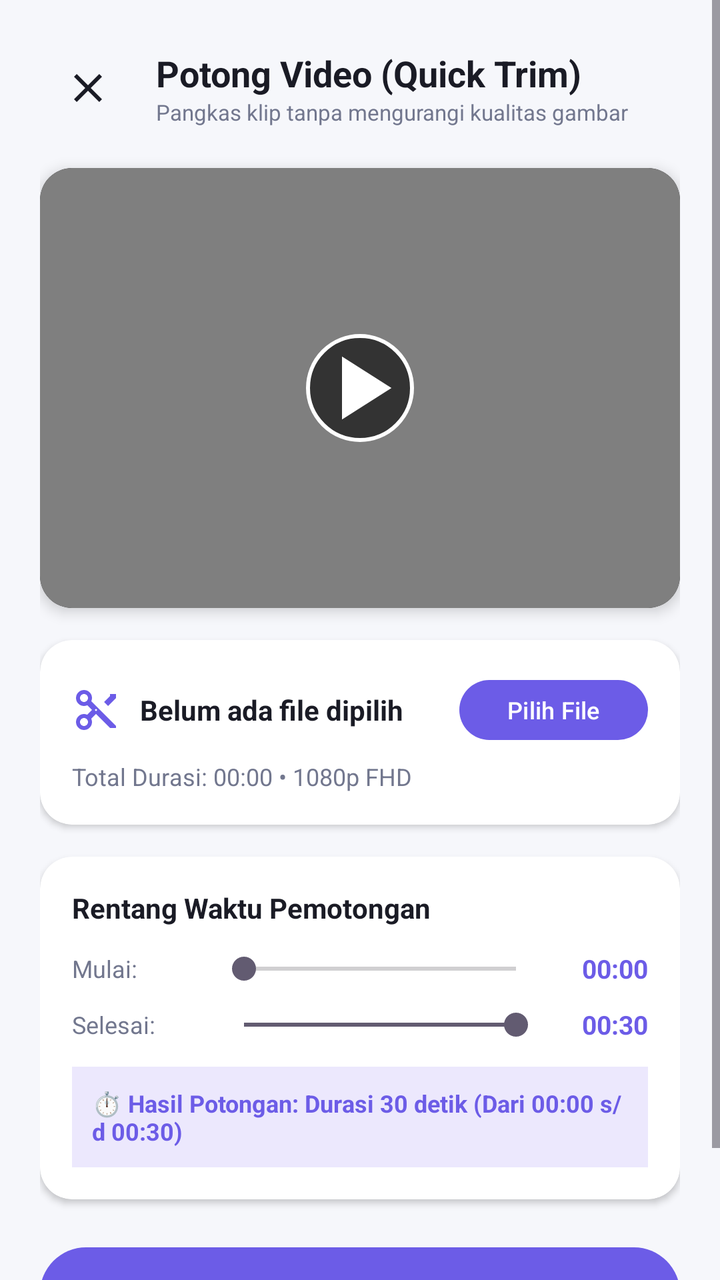
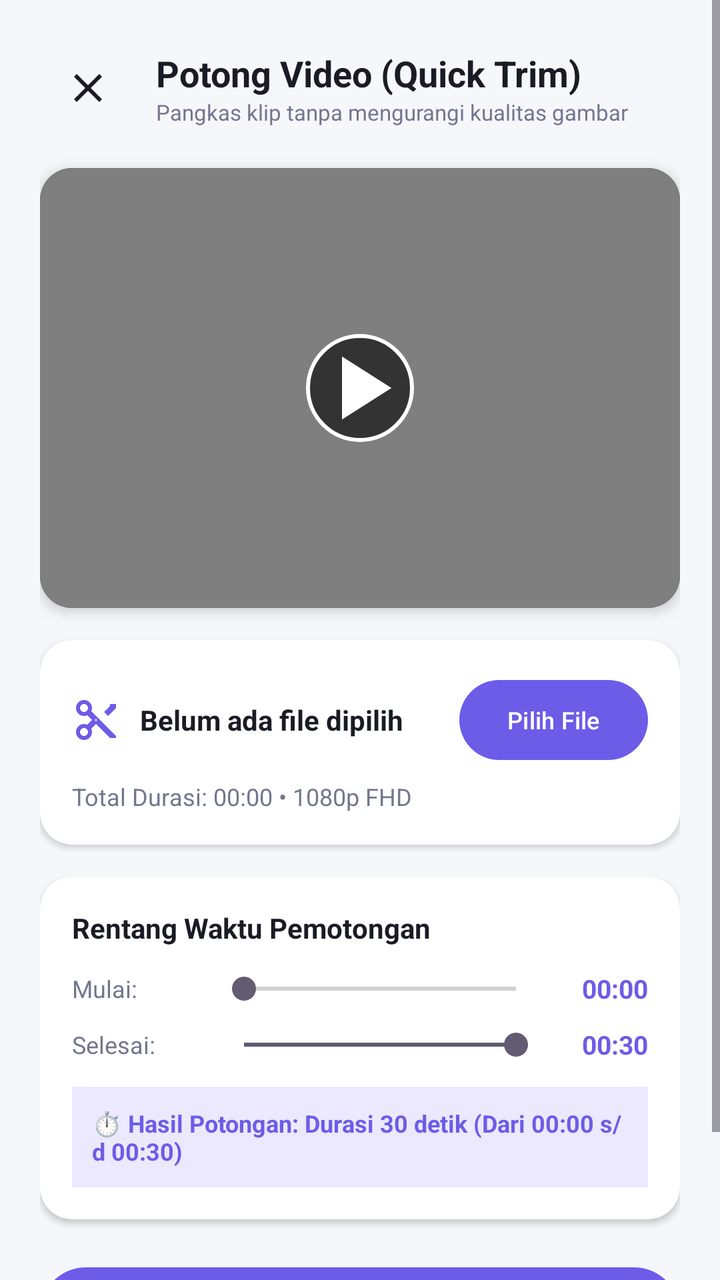

Before-and-after screenshots of an Android layout around one commit, followed by the original layout XML and the change that was made.
<!-- AndroidManifest.xml: application theme Theme.RekaminDulu -->
<!-- res/layout/trim_screen.xml -->
<?xml version="1.0" encoding="utf-8"?>
<ScrollView xmlns:android="http://schemas.android.com/apk/res/android"
    xmlns:app="http://schemas.android.com/apk/res-auto"
    android:layout_width="match_parent"
    android:layout_height="match_parent"
    android:background="@color/colorBackground"
    android:fillViewport="true">

    <LinearLayout
        android:layout_width="match_parent"
        android:layout_height="wrap_content"
        android:orientation="vertical"
        android:padding="20dp">

        
        <RelativeLayout
            android:layout_width="match_parent"
            android:layout_height="wrap_content"
            android:layout_marginBottom="16dp">

            <ImageView
                android:id="@+id/btn_back_trim"
                android:layout_width="48dp"
                android:layout_height="48dp"
                android:layout_alignParentStart="true"
                android:layout_centerVertical="true"
                android:background="?attr/selectableItemBackgroundBorderless"
                android:contentDescription="Kembali"
                android:padding="12dp"
                android:src="@drawable/ic_close"
                app:tint="@color/textTitle" />

            <LinearLayout
                android:layout_width="wrap_content"
                android:layout_height="wrap_content"
                android:layout_centerVertical="true"
                android:layout_marginStart="10dp"
                android:layout_toEndOf="@id/btn_back_trim"
                android:orientation="vertical">

                <TextView
                    android:layout_width="wrap_content"
                    android:layout_height="wrap_content"
                    android:text="Potong Video (Quick Trim)"
                    android:textColor="@color/textTitle"
                    android:textSize="18sp"
                    android:textStyle="bold" />

                <TextView
                    android:layout_width="wrap_content"
                    android:layout_height="wrap_content"
                    android:text="Pangkas klip tanpa mengurangi kualitas gambar"
                    android:textColor="@color/textCaption"
                    android:textSize="11sp" />
            </LinearLayout>
        </RelativeLayout>

        
        <androidx.cardview.widget.CardView
            android:layout_width="match_parent"
            android:layout_height="220dp"
            android:layout_marginBottom="16dp"
            app:cardBackgroundColor="#000000"
            app:cardCornerRadius="16dp"
            app:cardElevation="4dp">

            <FrameLayout
                android:layout_width="match_parent"
                android:layout_height="match_parent">

                <VideoView
                    android:id="@+id/trim_video_view"
                    android:layout_width="match_parent"
                    android:layout_height="match_parent"
                    android:layout_gravity="center" />

                
                <ImageView
                    android:id="@+id/btn_preview_play"
                    android:layout_width="54dp"
                    android:layout_height="54dp"
                    android:layout_gravity="center"
                    android:background="@drawable/ic_play_circle_bg"
                    android:contentDescription="Putar Preview"
                    android:src="@drawable/ic_play_arrow" />


                
                <LinearLayout
                    android:id="@+id/layout_no_video_placeholder"
                    android:layout_width="match_parent"
                    android:layout_height="match_parent"
                    android:gravity="center"
                    android:orientation="vertical"
                    android:visibility="gone">

                    <ImageView
                        android:layout_width="48dp"
                        android:layout_height="48dp"
                        android:src="@drawable/ic_video_placeholder" />

                    <TextView
                        android:layout_width="wrap_content"
                        android:layout_height="wrap_content"
                        android:layout_marginTop="8dp"
                        android:text="Pilih rekaman untuk dipotong"
                        android:textColor="#FFFFFF"
                        android:textSize="13sp" />
                </LinearLayout>
            </FrameLayout>
        </androidx.cardview.widget.CardView>

        
        <androidx.cardview.widget.CardView
            android:layout_width="match_parent"
            android:layout_height="wrap_content"
            android:layout_marginBottom="16dp"
            app:cardBackgroundColor="@color/colorSurface"
            app:cardCornerRadius="16dp"
            app:cardElevation="2dp">

            <LinearLayout
                android:layout_width="match_parent"
                android:layout_height="wrap_content"
                android:orientation="vertical"
                android:padding="16dp">

                <LinearLayout
                    android:layout_width="match_parent"
                    android:layout_height="wrap_content"
                    android:gravity="center_vertical"
                    android:orientation="horizontal">

                    <ImageView
                        android:layout_width="24dp"
                        android:layout_height="24dp"
                        android:src="@drawable/ic_trim" />

                    <TextView
                        android:id="@+id/text_selected_file_name"
                        android:layout_width="0dp"
                        android:layout_height="wrap_content"
                        android:layout_marginStart="10dp"
                        android:layout_weight="1"
                        android:ellipsize="middle"
                        android:singleLine="true"
                        android:text="Belum ada file dipilih"
                        android:textColor="@color/textTitle"
                        android:textSize="14sp"
                        android:textStyle="bold" />

                    <Button
                        android:id="@+id/btn_browse"
                        android:layout_width="wrap_content"
                        android:layout_height="38dp"
                        android:text="Pilih File"
                        android:textColor="@color/colorOnPrimary"
                        android:textSize="12sp"
                        app:backgroundTint="@color/colorPrimary" />
                </LinearLayout>

                <TextView
                    android:id="@+id/text_video_duration_info"
                    android:layout_width="wrap_content"
                    android:layout_height="wrap_content"
                    android:layout_marginTop="6dp"
                    android:text="Total Durasi: 00:00 • 1080p FHD"
                    android:textColor="@color/textCaption"
                    android:textSize="12sp" />
            </LinearLayout>
        </androidx.cardview.widget.CardView>

        
        <androidx.cardview.widget.CardView
            android:layout_width="match_parent"
            android:layout_height="wrap_content"
            android:layout_marginBottom="20dp"
            app:cardBackgroundColor="@color/colorSurface"
            app:cardCornerRadius="16dp"
            app:cardElevation="2dp">

            <LinearLayout
                android:layout_width="match_parent"
                android:layout_height="wrap_content"
                android:orientation="vertical"
                android:padding="16dp">

                <TextView
                    android:layout_width="wrap_content"
                    android:layout_height="wrap_content"
                    android:text="Rentang Waktu Pemotongan"
                    android:textColor="@color/textTitle"
                    android:textSize="14sp"
                    android:textStyle="bold" />

                
                <LinearLayout
                    android:layout_width="match_parent"
                    android:layout_height="wrap_content"
                    android:layout_marginTop="12dp"
                    android:gravity="center_vertical"
                    android:orientation="horizontal">

                    <TextView
                        android:layout_width="70dp"
                        android:layout_height="wrap_content"
                        android:text="Mulai:"
                        android:textColor="@color/textCaption"
                        android:textSize="12sp" />

                    <SeekBar
                        android:id="@+id/seek_start_time"
                        android:layout_width="0dp"
                        android:layout_height="wrap_content"
                        android:layout_weight="1"
                        android:progress="0" />

                    <TextView
                        android:id="@+id/text_start_time_val"
                        android:layout_width="50dp"
                        android:layout_height="wrap_content"
                        android:gravity="end"
                        android:text="00:00"
                        android:textColor="@color/colorPrimary"
                        android:textSize="13sp"
                        android:textStyle="bold" />
                </LinearLayout>

                
                <LinearLayout
                    android:layout_width="match_parent"
                    android:layout_height="wrap_content"
                    android:layout_marginTop="10dp"
                    android:gravity="center_vertical"
                    android:orientation="horizontal">

                    <TextView
                        android:layout_width="70dp"
                        android:layout_height="wrap_content"
                        android:text="Selesai:"
                        android:textColor="@color/textCaption"
                        android:textSize="12sp" />

                    <SeekBar
                        android:id="@+id/seek_end_time"
                        android:layout_width="0dp"
                        android:layout_height="wrap_content"
                        android:layout_weight="1"
                        android:progress="100" />

                    <TextView
                        android:id="@+id/text_end_time_val"
                        android:layout_width="50dp"
                        android:layout_height="wrap_content"
                        android:gravity="end"
                        android:text="00:30"
                        android:textColor="@color/colorPrimary"
                        android:textSize="13sp"
                        android:textStyle="bold" />
                </LinearLayout>

                
                <TextView
                    android:id="@+id/text_trim_summary"
                    android:layout_width="match_parent"
                    android:layout_height="wrap_content"
                    android:layout_marginTop="12dp"
                    android:background="@color/colorPrimaryContainer"
                    android:padding="10dp"
                    android:text="⏱️ Hasil Potongan: Durasi 30 detik (Dari 00:00 s/d 00:30)"
                    android:textColor="@color/colorPrimary"
                    android:textSize="12sp"
                    android:textStyle="bold" />

            </LinearLayout>
        </androidx.cardview.widget.CardView>

        
        <ProgressBar
            android:id="@+id/trim_progress_bar"
            style="?android:attr/progressBarStyleHorizontal"
            android:layout_width="match_parent"
            android:layout_height="12dp"
            android:layout_marginBottom="12dp"
            android:visibility="gone" />

        
        <Button
            android:id="@+id/btn_apply_trim"
            android:layout_width="match_parent"
            android:layout_height="54dp"
            android:layout_marginBottom="20dp"
            android:text="PANGKAS &amp; SIMPAN SEKARANG"
            android:textColor="@color/colorOnPrimary"
            android:textSize="15sp"
            android:textStyle="bold"
            app:backgroundTint="@color/colorPrimary" />

    </LinearLayout>
</ScrollView>
<!-- resources referenced by this layout -->
<resources>
  <color name="colorBackground">#F6F7FB</color>
  <color name="colorOnPrimary">#FFFFFF</color>
  <color name="colorPrimary">#6C5CE7</color>
  <color name="colorPrimaryContainer">#ECE8FD</color>
  <color name="colorSurface">#FFFFFF</color>
  <color name="textCaption">#72778E</color>
  <color name="textTitle">#1A1B25</color>
  <!-- drawable ic_close (drawable) -->
  <vector xmlns:android="http://schemas.android.com/apk/res/android"
      android:width="24dp"
      android:height="24dp"
      android:viewportWidth="24"
      android:viewportHeight="24">
      <path
          android:fillColor="#FF3838"
          android:pathData="M19,6.41L17.59,5 12,10.59 6.41,5 5,6.41 10.59,12 5,17.59 6.41,19 12,13.41 17.59,19 19,17.59 13.41,12z"/>
  </vector>
  <!-- drawable ic_play_arrow (drawable) -->
  <vector xmlns:android="http://schemas.android.com/apk/res/android"
      android:width="24dp"
      android:height="24dp"
      android:viewportWidth="24"
      android:viewportHeight="24">
      <path
          android:fillColor="#FFFFFF"
          android:pathData="M8,5v14l11,-7z"/>
  </vector>
  <!-- drawable ic_play_circle_bg (drawable) -->
  <?xml version="1.0" encoding="utf-8"?>
  <shape xmlns:android="http://schemas.android.com/apk/res/android"
      android:shape="oval">
      <solid android:color="#99000000" />
      <stroke
          android:width="2dp"
          android:color="#FFFFFF" />
  </shape>
  <!-- drawable ic_trim (drawable) -->
  <vector xmlns:android="http://schemas.android.com/apk/res/android"
      android:width="24dp"
      android:height="24dp"
      android:viewportWidth="24"
      android:viewportHeight="24">
      <path
          android:fillColor="#6C5CE7"
          android:pathData="M9.64,7.64c0.23,-0.5 0.36,-1.05 0.36,-1.64 0,-2.21 -1.79,-4 -4,-4S2,3.79 2,6s1.79,4 4,4c0.59,0 1.14,-0.13 1.64,-0.36L10,12l-2.36,2.36C7.14,14.13 6.59,14 6,14c-2.21,0 -4,1.79 -4,4s1.79,4 4,4 4,-1.79 4,-4c0,-0.59 -0.13,-1.14 -0.36,-1.64L12,14l7,7h3v-1L9.64,7.64zM6,8c-1.1,0 -2,-0.9 -2,-2s0.9,-2 2,-2 2,0.9 2,2 -0.9,2 -2,2zm0,12c-1.1,0 -2,-0.9 -2,-2s0.9,-2 2,-2 2,0.9 2,2 -0.9,2 -2,2zm6,-7.5c-0.28,0 -0.5,-0.22 -0.5,-0.5s0.22,-0.5 0.5,-0.5 0.5,0.22 0.5,0.5 -0.22,0.5 -0.5,0.5zm7,-7.5l-3,3 2,2 4,-4V4h-3z"/>
  </vector>
  <!-- drawable ic_video_placeholder (drawable) -->
  <vector xmlns:android="http://schemas.android.com/apk/res/android"
      android:width="24dp"
      android:height="24dp"
      android:viewportWidth="24"
      android:viewportHeight="24">
      <path
          android:fillColor="#6C5CE7"
          android:pathData="M18,3H6C4.9,3 4,3.9 4,5v14c0,1.1 0.9,2 2,2h12c1.1,0 2,-0.9 2,-2V5C20,3.9 19.1,3 18,3zM18,19H6V5h12v14zM10,8l6,4 -6,4V8z"/>
  </vector>
  <style name="Theme.RekaminDulu" parent="Theme.Material3.DayNight.NoActionBar">
          <item name="colorPrimary">@color/colorPrimary</item>
          <item name="colorOnPrimary">@color/colorOnPrimary</item>
          <item name="colorPrimaryContainer">@color/colorPrimaryContainer</item>
          <item name="colorOnPrimaryContainer">@color/colorOnPrimaryContainer</item>
          <item name="colorSurface">@color/colorSurface</item>
          <item name="colorOnSurface">@color/colorOnSurface</item>
          <item name="android:windowBackground">@color/colorBackground</item>
          <item name="android:statusBarColor">@color/colorBackground</item>
          <item name="android:windowLightStatusBar">true</item>
          <item name="android:navigationBarColor">@color/colorSurface</item>
      </style>
  <color name="colorOnPrimaryContainer">#4435B8</color>
  <color name="colorOnSurface">#1A1B25</color>
</resources>

<!-- the commit's change to res/layout/trim_screen.xml (unified diff, before → after) -->
@@ -134,6 +134,7 @@
                     <ImageView
                         android:layout_width="24dp"
                         android:layout_height="24dp"
+                        android:contentDescription="@null"
                         android:src="@drawable/ic_trim" />
 
                     <TextView
@@ -152,7 +153,8 @@
                     <Button
                         android:id="@+id/btn_browse"
                         android:layout_width="wrap_content"
-                        android:layout_height="38dp"
+                        android:layout_height="wrap_content"
+                        android:minHeight="48dp"
                         android:text="Pilih File"
                         android:textColor="@color/colorOnPrimary"
                         android:textSize="12sp"
